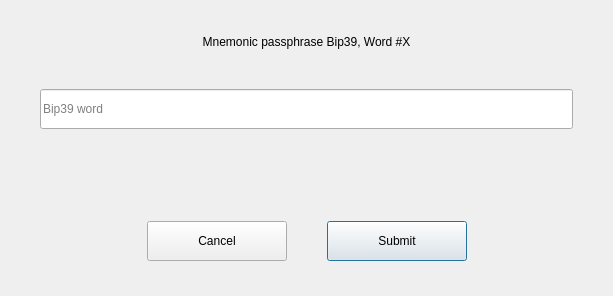
This is dialogs_desktop/c_addbip39word.ui in mwcproject/mwc-qt-wallet as Qt 5 draws it before an edit. The edited form follows.
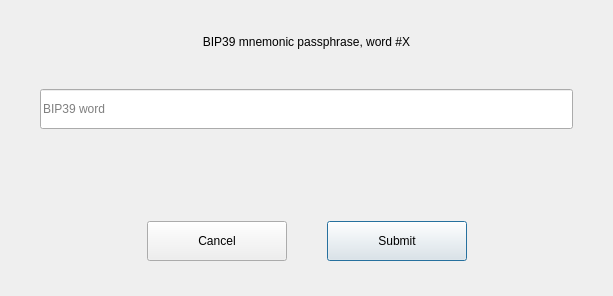
This is the edited form. Custom widgets are drawn as their Qt base class.

The edit to the form file:
```diff
--- a/dialogs_desktop/c_addbip39word.ui
+++ b/dialogs_desktop/c_addbip39word.ui
@@ -32,7 +32,7 @@
    <item>
     <widget class="control::MwcLabelLarge" name="titleLabel">
      <property name="text">
-      <string>Mnemonic passphrase Bip39, Word #X</string>
+      <string>BIP39 mnemonic passphrase, word #X</string>
      </property>
      <property name="alignment">
       <set>Qt::AlignCenter</set>
@@ -60,7 +60,7 @@
       <number>64</number>
      </property>
      <property name="placeholderText">
-      <string>Bip39 word</string>
+      <string>BIP39 word</string>
      </property>
     </widget>
    </item>
@@ -181,6 +181,11 @@
    <extends>QLabel</extends>
    <header>control_desktop/MwcLabel.h</header>
   </customwidget>
+   <customwidget>
+   <class>control::MwcDialog</class>
+   <extends>QDialog</extends>
+   <header>control_desktop/mwcdialog.h</header>
+  </customwidget>
  </customwidgets>
  <tabstops>
   <tabstop>wordEdit</tabstop>
```
Left out of the diff: 4 changed lines with no effect on the pictures.
